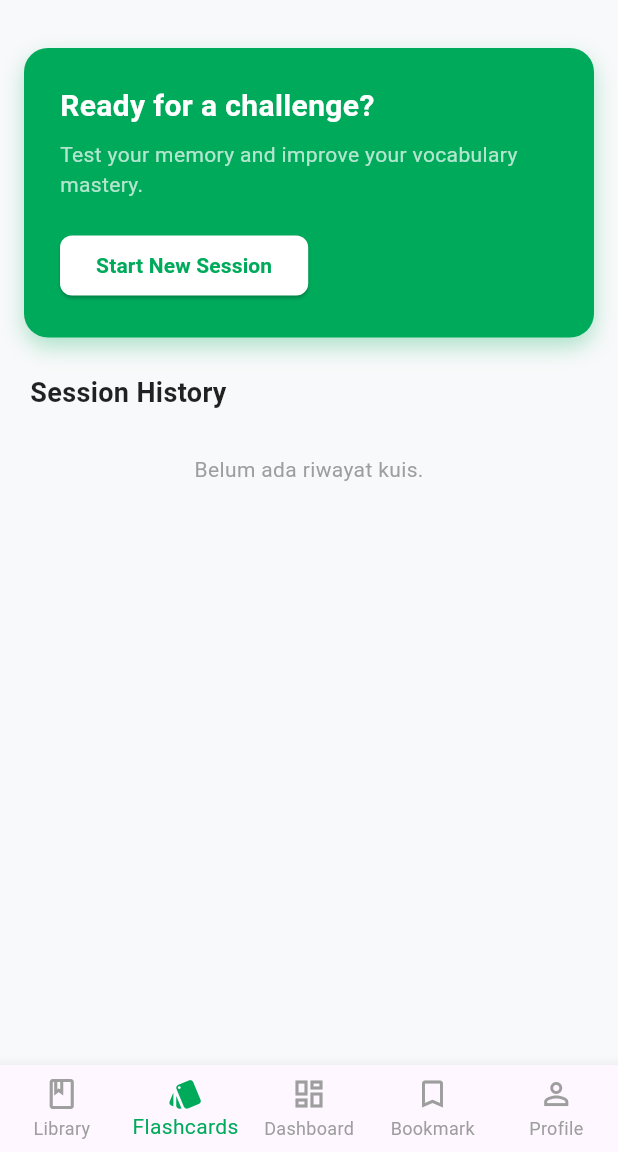
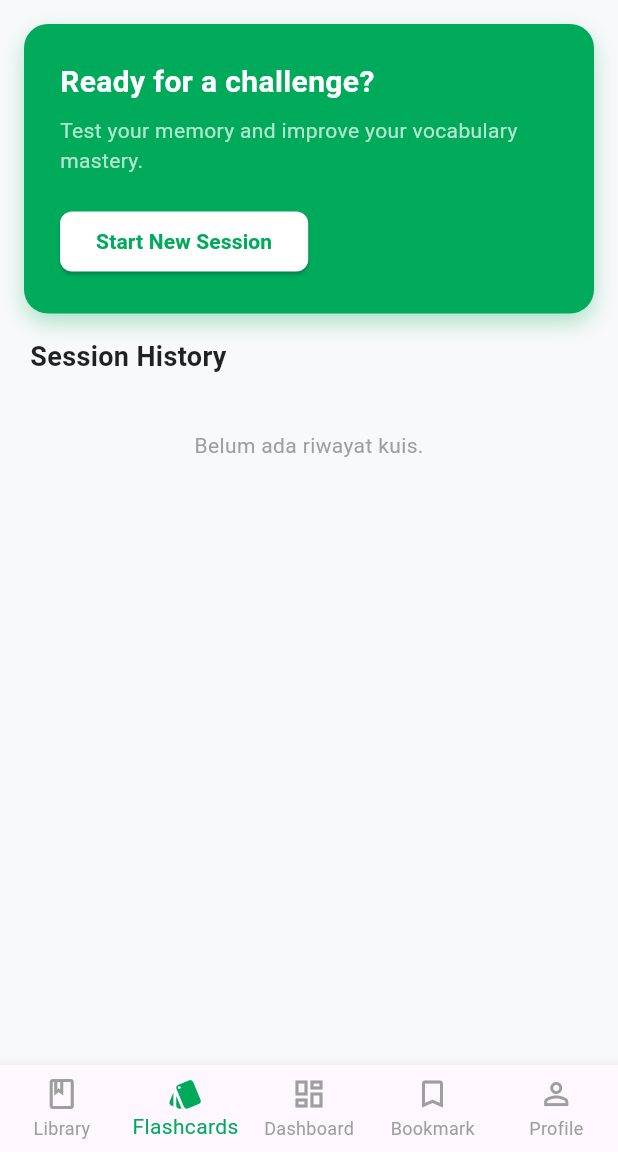
Before and after one commit to sefzaa/pamagi-fe, a Flutter app: the MainLayout screen opened by its route, item 2 of the bottom bar chosen, on a phone screen of 412 x 824 dp, the part 84-1236 px from its top. Run offline on Flutter 3.47's test engine with Material 3 defaults, Android fonts, the phone set to English and light mode, and no system bars; our stand-ins replace country_picker, dio, flutter_bloc, flutter_dotenv, flutter_lucide, flutter_secure_storage; accounts and stored records are empty; network calls fail.

Commit message:
sudah oke nih

```diff
--- a/lib/features/flashcards/presentation/flashcard_screen.dart
+++ b/lib/features/flashcards/presentation/flashcard_screen.dart
@@ -1,14 +1,18 @@
 import 'package:flutter/material.dart';
+import 'package:flutter_bloc/flutter_bloc.dart';
 import 'package:pamagi/core/api_client.dart';
 import 'package:pamagi/features/flashcards/data/flashcard_repository.dart';
-import 'package:flutter_bloc/flutter_bloc.dart';
+import 'package:pamagi/features/flashcards/logic/flashcard_cubit.dart';
 import 'package:pamagi/features/home/logic/home_cubit.dart';
 import 'package:pamagi/features/flashcards/presentation/flashcard_setup_sheet.dart';
 import 'package:pamagi/features/flashcards/presentation/flashcard_quiz_screen.dart';
-import 'package:pamagi/features/flashcards/logic/flashcard_cubit.dart';
+import 'package:pamagi/features/home/presentation/word_list_screen.dart';
+import 'package:pamagi/features/home/presentation/add_word_sheet.dart';
 
 class FlashcardScreen extends StatefulWidget {
-  const FlashcardScreen({super.key});
+  final bool isPushed; // Penanda apakah layar ini dibuka dari Dashboard
+
+  const FlashcardScreen({super.key, this.isPushed = false});
 
   @override
   State<FlashcardScreen> createState() => _FlashcardScreenState();
@@ -30,13 +34,14 @@ class _FlashcardScreenState extends State<FlashcardScreen> {
     setState(() => isLoading = true);
     try {
       final data = await _repository.getHistory();
-      setState(() {
-        history = data;
-        isLoading = false;
-      });
+      if (mounted) {
+        setState(() {
+          history = data;
+          isLoading = false;
+        });
+      }
     } catch (e) {
-      setState(() => isLoading = false);
-      // Abaikan error di UI untuk sekarang agar tidak mengganggu jika kosong
+      if (mounted) setState(() => isLoading = false);
     }
   }
 
@@ -51,26 +56,74 @@ class _FlashcardScreenState extends State<FlashcardScreen> {
     }
   }
 
+  // Bikin Header (AppBar) yang HANYA muncul kalau diakses dari Dashboard
+  PreferredSizeWidget? _buildAppBar() {
+    if (!widget.isPushed) return null; // Hilang jika ada di dalam Navbar
+
+    return AppBar(
+      backgroundColor: Colors.white,
+      elevation: 0,
+      iconTheme: const IconThemeData(color: Color(0xFF00AA5B)), // Warna panah back
+      leading: IconButton(
+        icon: const Icon(Icons.favorite, color: Colors.red),
+        onPressed: () {
+          Navigator.push(
+            context,
+            MaterialPageRoute(
+              builder: (_) => WordListScreen(
+                repository: context.read<HomeCubit>().repository,
+                title: 'Favorite Words',
+                isFavorite: true,
+              ),
+            ),
+          );
+        },
+      ),
+      title: const Text('PAMAGI', style: TextStyle(fontSize: 20, fontWeight: FontWeight.bold, color: Color(0xFF00AA5B), letterSpacing: 1.5)),
+      centerTitle: true,
+      actions: [
+        IconButton(
+          icon: const Icon(Icons.add_box, color: Color(0xFF00AA5B), size: 28),
+          onPressed: () async {
+            final bool? isAdded = await showModalBottomSheet(
+              context: context,
+              isScrollControlled: true,
+              backgroundColor: Colors.transparent,
+              builder: (_) => BlocProvider.value(
+                value: context.read<HomeCubit>(),
+                child: AddWordSheet(repository: context.read<HomeCubit>().repository),
+              ),
+            );
+            if (isAdded == true) {
+              context.read<HomeCubit>().fetchDashboardData();
+            }
+          },
+        ),
+        const SizedBox(width: 8),
+      ],
+    );
+  }
+
   @override
   Widget build(BuildContext context) {
     return Scaffold(
       backgroundColor: const Color(0xFFF8F9FA),
-      // APPBAR DIHAPUS agar tidak double header
+      appBar: _buildAppBar(), // Panggil header cerdas di sini
       body: RefreshIndicator(
         color: const Color(0xFF00AA5B),
         onRefresh: _fetchHistory,
         child: SingleChildScrollView(
-          physics: const AlwaysScrollableScrollPhysics(), // Memaksa bisa di-scroll & refresh
+          physics: const AlwaysScrollableScrollPhysics(),
           child: Column(
             crossAxisAlignment: CrossAxisAlignment.start,
             children: [
-              const SizedBox(height: 16), // Jarak dari atas (karena tidak ada appbar)
+              const SizedBox(height: 16),
 
               // Banner Start New Session
               Container(
                 width: double.infinity,
                 padding: const EdgeInsets.all(24),
-                margin: const EdgeInsets.all(16),
+                margin: const EdgeInsets.symmetric(horizontal: 16),
                 decoration: BoxDecoration(
                   color: const Color(0xFF00AA5B),
                   borderRadius: BorderRadius.circular(16),
@@ -114,18 +167,18 @@ class _FlashcardScreenState extends State<FlashcardScreen> {
               ),
 
               const Padding(
-                padding: EdgeInsets.symmetric(horizontal: 20, vertical: 8),
+                padding: EdgeInsets.symmetric(horizontal: 20, vertical: 16),
                 child: Text('Session History', style: TextStyle(fontSize: 18, fontWeight: FontWeight.bold, color: Colors.black87)),
               ),
 
-              // List History (Pakai shrinkWrap karena di dalam SingleChildScrollView)
+              // List History
               isLoading
                   ? const Center(child: Padding(padding: EdgeInsets.all(20), child: CircularProgressIndicator(color: Color(0xFF00AA5B))))
                   : history.isEmpty
                   ? const Center(child: Padding(padding: EdgeInsets.all(20), child: Text('Belum ada riwayat kuis.', style: TextStyle(color: Colors.grey))))
                   : ListView.builder(
                 shrinkWrap: true,
-                physics: const NeverScrollableScrollPhysics(), // Scroll diurus parent
+                physics: const NeverScrollableScrollPhysics(),
                 padding: const EdgeInsets.symmetric(horizontal: 16, vertical: 8),
                 itemCount: history.length,
                 itemBuilder: (context, index) {
```
Also changed, not shown: lib/features/home/presentation/dashboard_screen.dart (+40 -6 lines).
